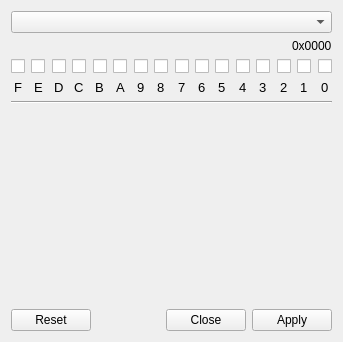
Above: Libretro/mgba/src/platform/qt/IOViewer.ui from kiddreads/Avalon-copy2 before the change. Below: the same form after it.
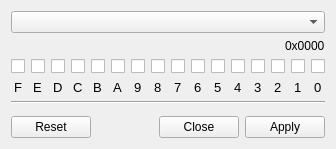
That is the form after the change.

Commit message: Qt: Make I/O viewer fixed size to avoid big blank space issues

```diff
--- a/Libretro/mgba/src/platform/qt/IOViewer.ui
+++ b/Libretro/mgba/src/platform/qt/IOViewer.ui
@@ -14,6 +14,9 @@
    <string>I/O Viewer</string>
   </property>
   <layout class="QVBoxLayout" name="verticalLayout_2">
+   <property name="sizeConstraint">
+    <enum>QLayout::SetFixedSize</enum>
+   </property>
    <item>
     <widget class="QComboBox" name="regSelect"/>
    </item>
```
